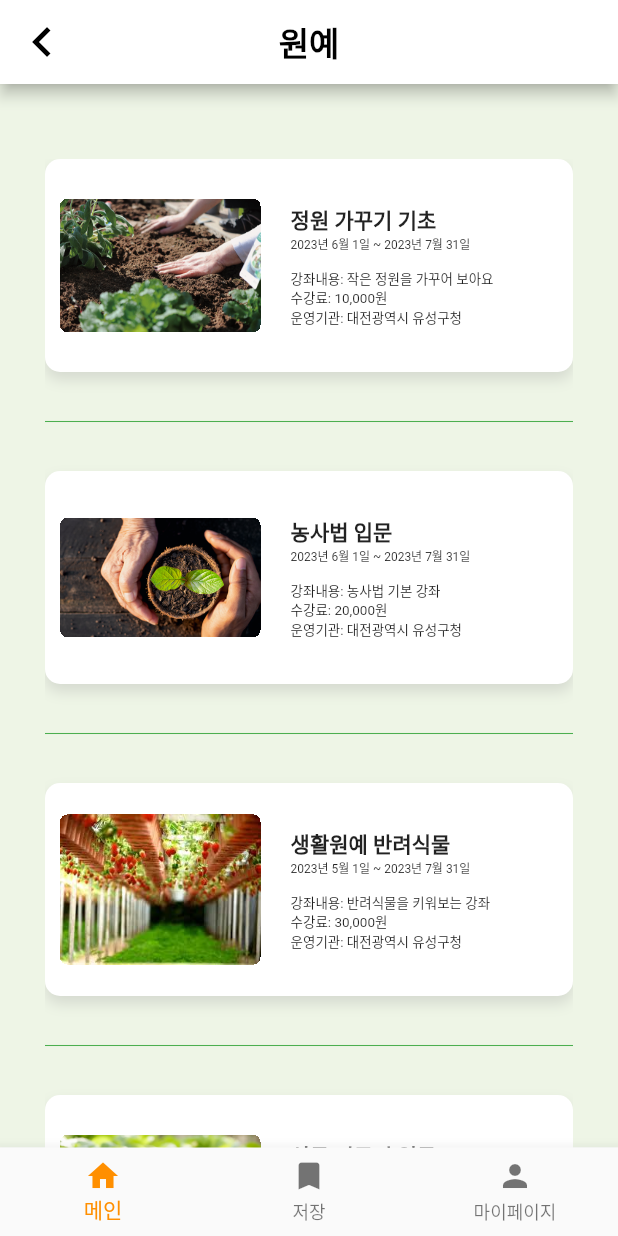
After one commit to sangjun19/BaumNuri, a Flutter app: the CategoryItemList screen opened directly, on a phone screen of 412 x 824 dp. The commit adds this screen. Run offline on Flutter 3.47's test engine with Material 2 defaults, Android fonts, the phone set to English and light mode, and no system bars.

Commit message:
minsu - category_item_list page

```diff
--- a/lib/category.dart
+++ b/lib/category.dart
@@ -1,7 +1,13 @@
 import 'package:flutter/material.dart';
+import 'package:nuri_01/category_item_list.dart';
 
-final List<String> category_images = <String>['images/flutter.jpg','images/flutter.jpg','images/flutter.jpg','images/flutter.jpg'];
-final List<String> category_name = <String>['원예','원예','원예','원예'];
+final List<String> category_images = <String>[
+  'images/flutter.jpg',
+  'images/flutter.jpg',
+  'images/flutter.jpg',
+  'images/flutter.jpg'
+];
+final List<String> category_name = <String>['원예', '원예', '원예', '원예'];
 
 class category extends StatelessWidget {
   const category({super.key});
@@ -11,46 +17,45 @@ class category extends StatelessWidget {
     return SingleChildScrollView(
       scrollDirection: Axis.horizontal,
       child: Row(
-        children: create_button(),
+        children: create_button(context),
       ),
     );
   }
 }
 
-List<Widget> create_button() {
-  List<Widget> button_list = [];
+List<Widget> create_button(BuildContext context) {
+  List<Widget> buttonList = [];
   int i;
-  for(i=0;i<category_images.length;i++) {
-    Column button =  Column(
+  for (i = 0; i < category_images.length; i++) {
+    Column button = Column(
       children: [
         Container(
           margin: const EdgeInsets.all(10),
           width: 120,
           height: 120,
-          decoration: const BoxDecoration(
-              color: Colors.blue,
-              shape: BoxShape.circle
-          ),
+          decoration:
+              const BoxDecoration(color: Colors.blue, shape: BoxShape.circle),
           child: IconButton(
               padding: const EdgeInsets.all(20),
               iconSize: 80,
               onPressed: () {
                 print("원예");
+                Navigator.push(
+                  context,
+                  MaterialPageRoute(builder: (context) => CategoryItemList()),
+                );
               },
               icon: Image.asset(
                 category_images[i],
                 width: double.infinity,
                 height: double.infinity,
                 fit: BoxFit.cover,
-              )
-          ),
+              )),
         ),
-        Text(
-            category_name[i]
-        ),
+        Text(category_name[i]),
       ],
     );
-    button_list.add(button);
+    buttonList.add(button);
   }
-  return button_list;
+  return buttonList;
 }
--- /dev/null
+++ b/lib/category_item_card.dart
@@ -0,0 +1,102 @@
+import 'package:flutter/material.dart';
+
+class CategoryItemCard extends StatelessWidget {
+  final String imgUrl;
+  final String title;
+  final String date;
+  final String content;
+  final String price;
+  final String agency;
+
+  const CategoryItemCard(
+      {super.key,
+      required this.imgUrl,
+      required this.title,
+      required this.date,
+      required this.content,
+      required this.price,
+      required this.agency});
+
+  @override
+  Widget build(BuildContext context) {
+    return Container(
+      padding: const EdgeInsets.all(10),
+      decoration: BoxDecoration(
+          color: Colors.white,
+          borderRadius: BorderRadius.circular(10),
+          boxShadow: [
+            BoxShadow(
+              color: Colors.grey.withOpacity(0.3),
+              spreadRadius: 0,
+              blurRadius: 7,
+              offset: const Offset(0, 5),
+            ),
+          ]),
+      child: Row(
+        children: [
+          Flexible(
+            flex: 3,
+            child: Container(
+              clipBehavior: Clip.hardEdge,
+              decoration: BoxDecoration(
+                borderRadius: BorderRadius.circular(5),
+              ),
+              child: Image.asset(imgUrl),
+            ),
+          ),
+          const SizedBox(
+            width: 20,
+          ),
+          Flexible(
+            flex: 4,
+            child: Column(
+              crossAxisAlignment: CrossAxisAlignment.start,
+              children: [
+                const SizedBox(
+                  height: 20,
+                ),
+                Text(
+                  title,
+                  style: const TextStyle(
+                    fontSize: 14,
+                    fontWeight: FontWeight.w600,
+                  ),
+                ),
+                Text(
+                  date,
+                  style: const TextStyle(
+                    fontSize: 8,
+                  ),
+                ),
+                const SizedBox(
+                  height: 10,
+                ),
+                Text(
+                  content,
+                  style: const TextStyle(
+                    fontSize: 9,
+                  ),
+                ),
+                Text(
+                  price,
+                  style: const TextStyle(
+                    fontSize: 9,
+                  ),
+                ),
+                Text(
+                  agency,
+                  style: const TextStyle(
+                    fontSize: 9,
+                  ),
+                ),
+                const SizedBox(
+                  height: 20,
+                ),
+              ],
+            ),
+          )
+        ],
+      ),
+    );
+  }
+}
--- /dev/null
+++ b/lib/category_item_list.dart
@@ -0,0 +1,126 @@
+import 'package:flutter/material.dart';
+import 'package:nuri_01/category_item_card.dart';
+
+class CategoryItemList extends StatelessWidget {
+  CategoryItemList({super.key});
+
+  int _selectedIndex = 0;
+
+  List<CategoryItemCard> cards = [
+    const CategoryItemCard(
+      imgUrl: "assets/images/gardening1.jpg",
+      title: "정원 가꾸기 기초",
+      date: "2023년 6월 1일 ~ 2023년 7월 31일",
+      content: "강좌내용: 작은 정원을 가꾸어 보아요",
+      price: "수강료: 10,000원",
+      agency: "운영기관: 대전광역시 유성구청",
+    ),
+    const CategoryItemCard(
+      imgUrl: "assets/images/gardening2.png",
+      title: "농사법 입문",
+      date: "2023년 6월 1일 ~ 2023년 7월 31일",
+      content: "강좌내용: 농사법 기본 강좌",
+      price: "수강료: 20,000원",
+      agency: "운영기관: 대전광역시 유성구청",
+    ),
+    const CategoryItemCard(
+      imgUrl: "assets/images/gardening3.jpg",
+      title: "생활원예 반려식물",
+      date: "2023년 5월 1일 ~ 2023년 7월 31일",
+      content: "강좌내용: 반려식물을 키워보는 강좌",
+      price: "수강료: 30,000원",
+      agency: "운영기관: 대전광역시 유성구청",
+    ),
+    const CategoryItemCard(
+      imgUrl: "assets/images/gardening4.jpg",
+      title: "식물 기르기 입문",
+      date: "2023년 5월 1일 ~ 2023년 7월 31일",
+      content: "강좌내용: 간단한 식물을 기르는 강좌",
+      price: "수강료: 10,000원",
+      agency: "운영기관: 대전광역시 유성구청",
+    ),
+  ];
+
+  void _onItemTapped(int index) {
+    _selectedIndex = index;
+  }
+
+  @override
+  Widget build(BuildContext context) {
+    return Scaffold(
+      appBar: AppBar(
+        leading: IconButton(
+          onPressed: () {
+            Navigator.pop(context);
+          },
+          icon: const Icon(Icons.chevron_left_outlined),
+          color: Colors.black,
+          iconSize: 40,
+        ),
+        backgroundColor: Colors.white,
+        centerTitle: true,
+        title: const Text(
+          '원예',
+          style: TextStyle(
+            fontSize: 22,
+            fontWeight: FontWeight.w600,
+            color: Colors.black,
+          ),
+        ),
+      ),
+      body: Container(
+        padding: const EdgeInsets.only(
+          top: 50,
+          left: 30,
+          right: 30,
+        ),
+        decoration: BoxDecoration(
+          color: Colors.lightGreen.shade100.withAlpha(100),
+        ),
+        child: ListView.separated(
+            itemBuilder: (context, index) {
+              return cards[index];
+            },
+            separatorBuilder: (context, index) {
+              return const Column(
+                children: [
+                  SizedBox(
+                    height: 25,
+                  ),
+                  SizedBox(
+                    width: 500,
+                    child: Divider(
+                      color: Colors.green,
+                      thickness: 0.7,
+                    ),
+                  ),
+                  SizedBox(
+                    height: 25,
+                  ),
+                ],
+              );
+            },
+            itemCount: cards.length),
+      ),
+      bottomNavigationBar: BottomNavigationBar(
+        items: const <BottomNavigationBarItem>[
+          BottomNavigationBarItem(
+            icon: Icon(Icons.home),
+            label: '메인',
+          ),
+          BottomNavigationBarItem(
+            icon: Icon(Icons.bookmark),
+            label: '저장',
+          ),
+          BottomNavigationBarItem(
+            icon: Icon(Icons.person),
+            label: '마이페이지',
+          ),
+        ],
+        currentIndex: _selectedIndex,
+        selectedItemColor: Colors.amber[800],
+        onTap: _onItemTapped,
+      ),
+    );
+  }
+}
--- a/pubspec.yaml
+++ b/pubspec.yaml
@@ -62,6 +62,11 @@ flutter:
   # To add assets to your application, add an assets section, like this:
   assets:
     - images/flutter.jpg
+    - assets/images/gardening1.jpg
+    - assets/images/gardening2.png
+    - assets/images/gardening3.jpg
+    - assets/images/gardening4.jpg
+
   #   - images/a_dot_ham.jpeg
 
   # An image asset can refer to one or more resolution-specific "variants", see
```
Also changed, not shown: assets/images/gardening1.jpg (added), assets/images/gardening2.png (added), assets/images/gardening3.jpg (added), assets/images/gardening4.jpg (added), pubspec.lock, 1 other file.
